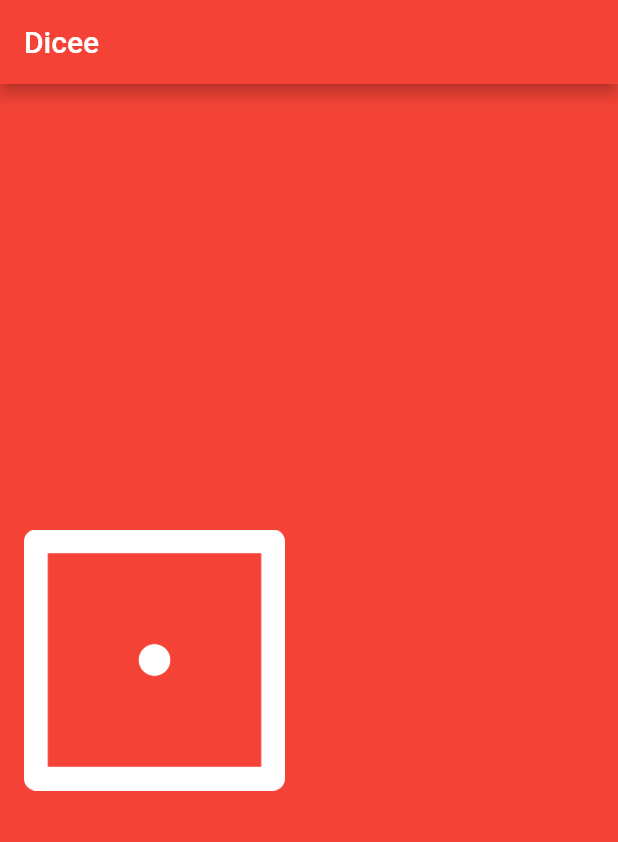
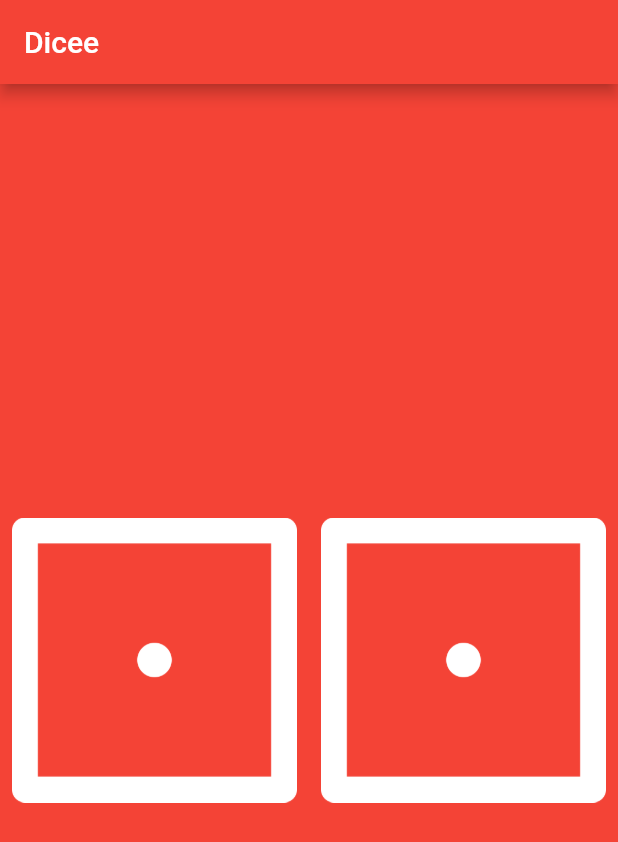
Before and after one commit to nigelhaim/Mobile_Programming_UST, a Flutter app: the screen it shows after launch, on a phone screen of 412 x 824 dp. Shown: the top 842 px of the screen. Run offline on Flutter 3.47's test engine with Material 2 defaults, Android fonts, the phone set to English and light mode, and no system bars.

Commit message:
Done Dicee App

```diff
--- a/dicee_app/lib/main.dart
+++ b/dicee_app/lib/main.dart
@@ -1,7 +1,11 @@
 import 'package:flutter/material.dart';
-import 'package:flutter/src/widgets/basic.dart';
-import 'package:flutter/src/widgets/framework.dart';
+import 'dart:math';
 
+/**
+ * References:
+ *
+ * https://docs.flutter.dev/release/breaking-changes/buttons
+ */
 void main() {
   runApp(const MyApp());
 }
@@ -25,20 +29,44 @@ class MyApp extends StatelessWidget {
   }
 }
 
-class DicePage extends StatelessWidget {
+class DicePage extends StatefulWidget {
+  @override
+  _DicePageState createState() => _DicePageState();
+}
+
+class _DicePageState extends State<DicePage> {
+  int leftDiceNumber = 1;
+  int rightDiceNumber = 1;
   @override
   Widget build(BuildContext context) {
     return Center(
         child: Row(
       children: <Widget>[
         Expanded(
-            child: Padding(
-          padding: const EdgeInsets.all(16.0),
-          child: Image.asset('images/dice1.png'),
-        )),
+          //FlatButton is now replaced with TextButton
+          child: TextButton(
+            onPressed: () {
+              setState(() {
+                leftDiceNumber = Random().nextInt(6) + 1;
+                rightDiceNumber = Random().nextInt(6) + 1;
+              });
+              print('Left button got pressed');
+            },
+            child: Image.asset('images/dice$leftDiceNumber.png'),
+          ),
+        ),
         Expanded(
-          child: FlatButton(),
-          child: Image.asset('images/dice1.png'),
+          //FlatButton is now replaced with TextButton
+          child: TextButton(
+            onPressed: () {
+              setState(() {
+                rightDiceNumber = Random().nextInt(6) + 1;
+                leftDiceNumber = Random().nextInt(6) + 1;
+              });
+              print('Right button got pressed');
+            },
+            child: Image.asset('images/dice$rightDiceNumber.png'),
+          ),
         ),
       ],
     ));
--- a/dicee_app/pubspec.yaml
+++ b/dicee_app/pubspec.yaml
@@ -61,6 +61,11 @@ flutter:
   # To add assets to your application, add an assets section, like this:
   assets:
     - images/dice1.png
+    - images/dice2.png
+    - images/dice3.png
+    - images/dice4.png
+    - images/dice5.png
+    - images/dice6.png
 
 
   # An image asset can refer to one or more resolution-specific "variants", see
```
